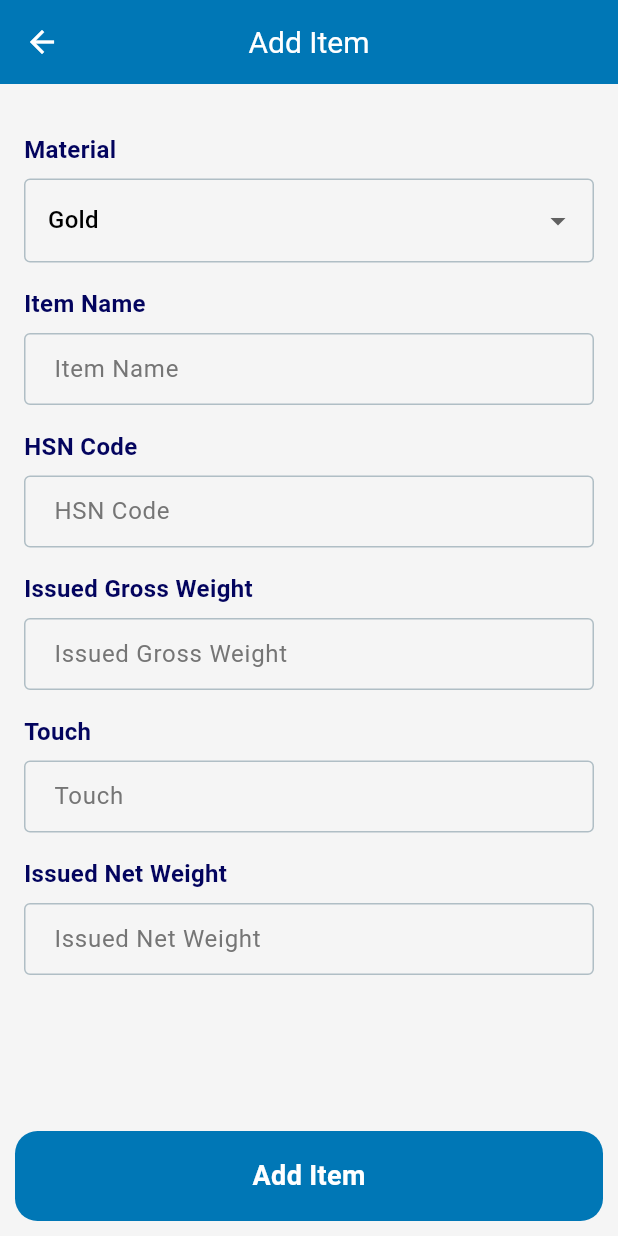
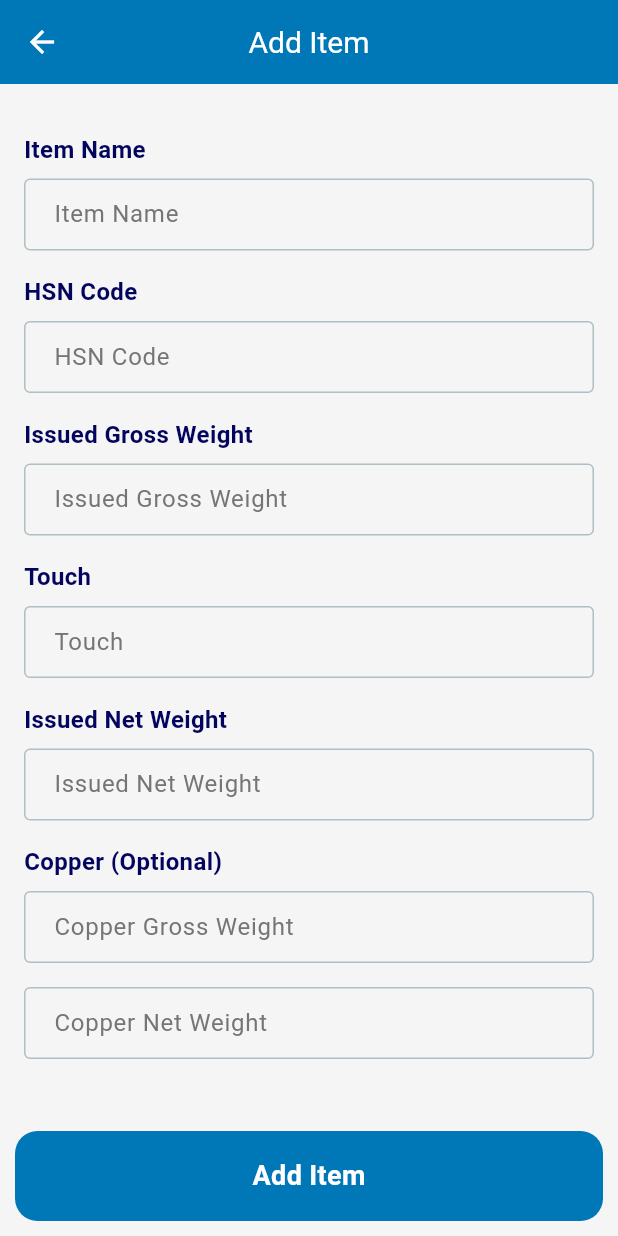
Before and after one commit to jasimrazi/Invoice-Maker, a Flutter app: the AddVoucherItemPage screen opened directly, on a phone screen of 412 x 824 dp. Run offline on Flutter 3.47's test engine with Material 3 defaults, Android fonts, the phone set to English and light mode, and no system bars; our stand-ins replace open_filex, share_plus, shared_preferences, sqflite; missing offline and left inert: double_tap_to_exit, syncfusion_flutter_pdf; accounts and stored records are empty.

Commit message:
feat: Add copper weight fields and update voucher item management

```diff
--- a/lib/database/database_helper.dart
+++ b/lib/database/database_helper.dart
@@ -22,7 +22,7 @@ class DatabaseHelper {
 
     return await openDatabase(
       path,
-      version: 3,
+      version: 4,
       onCreate: _onCreate,
       onUpgrade: _onUpgrade,
       onOpen: (db) {
@@ -92,6 +92,14 @@ CREATE TABLE products (
         "ALTER TABLE voucher_items ADD COLUMN material_type TEXT NOT NULL DEFAULT 'Gold'",
       );
     }
+    if (oldVersion < 4) {
+      await db.execute(
+        'ALTER TABLE voucher_items ADD COLUMN copper_gross_weight REAL',
+      );
+      await db.execute(
+        'ALTER TABLE voucher_items ADD COLUMN copper_net_weight REAL',
+      );
+    }
   }
 
   Future<void> _createVoucherTables(Database db) async {
@@ -115,6 +123,8 @@ CREATE TABLE IF NOT EXISTS voucher_items (
   issued_gross_weight REAL NOT NULL,
   touch REAL NOT NULL,
   issued_net_weight REAL NOT NULL,
+  copper_gross_weight REAL,
+  copper_net_weight REAL,
   FOREIGN KEY (voucher_id) REFERENCES vouchers (voucher_id) ON DELETE CASCADE
 );
     ''');
--- a/lib/database/voucher_db.dart
+++ b/lib/database/voucher_db.dart
@@ -49,12 +49,13 @@ class VoucherDB {
     final db = await _dbHelper.database;
     return await db.insert('voucher_items', {
       'voucher_id': voucherId,
-      'material_type': item.materialType,
       'item_name': item.itemName,
       'hsn_code': item.hsnCode,
       'issued_gross_weight': item.issuedGrossWeight,
       'touch': item.touch,
       'issued_net_weight': item.issuedNetWeight,
+      'copper_gross_weight': item.copperGrossWeight,
+      'copper_net_weight': item.copperNetWeight,
     });
   }
 
--- a/lib/main.dart
+++ b/lib/main.dart
@@ -31,8 +31,18 @@ class MainApp extends StatelessWidget {
   Widget build(BuildContext context) {
     return MaterialApp(
       debugShowCheckedModeBanner: false,
+      scrollBehavior: const BouncingScrollBehavior(),
       theme: AppTheme.lightTheme,
       home: HomePage(),
     );
   }
 }
+
+class BouncingScrollBehavior extends MaterialScrollBehavior {
+  const BouncingScrollBehavior();
+
+  @override
+  ScrollPhysics getScrollPhysics(BuildContext context) {
+    return const BouncingScrollPhysics();
+  }
+}
--- a/lib/model/voucher_item.dart
+++ b/lib/model/voucher_item.dart
@@ -1,63 +1,71 @@
 class VoucherItem {
   int? itemId;
   final int voucherId;
-  final String materialType;
   final String itemName;
   final String hsnCode;
   final double issuedGrossWeight;
   final double touch;
   final double issuedNetWeight;
+  final double? copperGrossWeight;
+  final double? copperNetWeight;
 
   VoucherItem({
     this.itemId,
     required this.voucherId,
-    this.materialType = 'Gold',
     required this.itemName,
     required this.hsnCode,
     required this.issuedGrossWeight,
     required this.touch,
     required this.issuedNetWeight,
+    this.copperGrossWeight,
+    this.copperNetWeight,
   });
 
   Map<String, dynamic> toMap() => {
     'item_id': itemId,
     'voucher_id': voucherId,
-    'material_type': materialType,
     'item_name': itemName,
     'hsn_code': hsnCode,
     'issued_gross_weight': issuedGrossWeight,
     'touch': touch,
     'issued_net_weight': issuedNetWeight,
+    'copper_gross_weight': copperGrossWeight,
+    'copper_net_weight': copperNetWeight,
   };
 
   factory VoucherItem.fromMap(Map<String, dynamic> map) => VoucherItem(
     itemId: map['item_id'] as int?,
     voucherId: map['voucher_id'] as int,
-    materialType: map['material_type'] ?? 'Gold',
     itemName: map['item_name'] ?? '',
     hsnCode: map['hsn_code'] ?? '',
     issuedGrossWeight: (map['issued_gross_weight'] as num).toDouble(),
     touch: (map['touch'] as num).toDouble(),
     issuedNetWeight: (map['issued_net_weight'] as num).toDouble(),
+    copperGrossWeight: (map['copper_gross_weight'] as num?)?.toDouble(),
+    copperNetWeight: (map['copper_net_weight'] as num?)?.toDouble(),
   );
 
   VoucherItem copyWith({
     int? itemId,
     int? voucherId,
-    String? materialType,
     String? itemName,
     String? hsnCode,
     double? issuedGrossWeight,
     double? touch,
     double? issuedNetWeight,
+    double? copperGrossWeight,
+    double? copperNetWeight,
   }) => VoucherItem(
     itemId: itemId ?? this.itemId,
     voucherId: voucherId ?? this.voucherId,
-    materialType: materialType ?? this.materialType,
     itemName: itemName ?? this.itemName,
     hsnCode: hsnCode ?? this.hsnCode,
     issuedGrossWeight: issuedGrossWeight ?? this.issuedGrossWeight,
     touch: touch ?? this.touch,
     issuedNetWeight: issuedNetWeight ?? this.issuedNetWeight,
+    copperGrossWeight: copperGrossWeight ?? this.copperGrossWeight,
+    copperNetWeight: copperNetWeight ?? this.copperNetWeight,
   );
+
+  double get totalIssuedNetWeight => issuedNetWeight + (copperNetWeight ?? 0.0);
 }
--- a/lib/screen/voucher/add_voucher_item_page.dart
+++ b/lib/screen/voucher/add_voucher_item_page.dart
@@ -22,7 +22,10 @@ class _AddVoucherItemPageState extends State<AddVoucherItemPage> {
   final TextEditingController touchController = TextEditingController();
   final TextEditingController issuedNetWeightController =
       TextEditingController();
-  String materialType = 'Gold';
+  final TextEditingController copperGrossWeightController =
+      TextEditingController();
+  final TextEditingController copperNetWeightController =
+      TextEditingController();
 
   final _formKey = GlobalKey<FormState>();
 
@@ -33,12 +36,13 @@ class _AddVoucherItemPageState extends State<AddVoucherItemPage> {
     super.initState();
     if (_isEditMode) {
       final i = widget.item!;
-      materialType = i.materialType;
       itemNameController.text = i.itemName;
       hsnCodeController.text = i.hsnCode;
       issuedGrossWeightController.text = i.issuedGrossWeight.toString();
       touchController.text = i.touch.toString();
       issuedNetWeightController.text = i.issuedNetWeight.toString();
+      copperGrossWeightController.text = i.copperGrossWeight?.toString() ?? '';
+      copperNetWeightController.text = i.copperNetWeight?.toString() ?? '';
     }
   }
 
@@ -49,6 +53,8 @@ class _AddVoucherItemPageState extends State<AddVoucherItemPage> {
     issuedGrossWeightController.dispose();
     touchController.dispose();
     issuedNetWeightController.dispose();
+    copperGrossWeightController.dispose();
+    copperNetWeightController.dispose();
     super.dispose();
   }
 
@@ -68,30 +74,6 @@ class _AddVoucherItemPageState extends State<AddVoucherItemPage> {
               child: Column(
                 crossAxisAlignment: CrossAxisAlignment.start,
                 children: [
-                  const SizedBox(height: 16),
-
-                  const Text(
-                    'Material',
-                    style: TextStyle(fontSize: 16, fontWeight: FontWeight.bold),
-                  ),
-                  const SizedBox(height: 8),
-                  DropdownButtonFormField<String>(
-                    initialValue: materialType,
-                    decoration: InputDecoration(
-                      border: OutlineInputBorder(
-                        borderRadius: BorderRadius.circular(8.0),
-                      ),
-                    ),
-                    items: const [
-                      DropdownMenuItem(value: 'Gold', child: Text('Gold')),
-                      DropdownMenuItem(value: 'Copper', child: Text('Copper')),
-                    ],
-                    onChanged: (value) {
-                      if (value != null) {
-                        setState(() => materialType = value);
-                      }
-                    },
-                  ),
                   const SizedBox(height: 16),
 
                   const Text(
@@ -162,6 +144,28 @@ class _AddVoucherItemPageState extends State<AddVoucherItemPage> {
                     ),
                   ),
                   const SizedBox(height: 16),
+
+                  const Text(
+                    'Copper (Optional)',
+                    style: TextStyle(fontSize: 16, fontWeight: FontWeight.bold),
+                  ),
+                  const SizedBox(height: 8),
+                  CustomTextField(
+                    hintText: 'Copper Gross Weight',
+                    controller: copperGrossWeightController,
+                    keyboardType: const TextInputType.numberWithOptions(
+                      decimal: true,
+                    ),
+                  ),
+                  const SizedBox(height: 16),
+                  CustomTextField(
+                    hintText: 'Copper Net Weight',
+                    controller: copperNetWeightController,
+                    keyboardType: const TextInputType.numberWithOptions(
+                      decimal: true,
+                    ),
+                  ),
+                  const SizedBox(height: 16),
                 ],
               ),
             ),
@@ -181,16 +185,25 @@ class _AddVoucherItemPageState extends State<AddVoucherItemPage> {
               final issuedNetWeight = double.parse(
                 issuedNetWeightController.text,
               );
+              final copperGrossWeight =
+                  copperGrossWeightController.text.trim().isEmpty
+                      ? null
+                      : double.parse(copperGrossWeightController.text);
+              final copperNetWeight =
+                  copperNetWeightController.text.trim().isEmpty
+                      ? null
+                      : double.parse(copperNetWeightController.text);
 
               if (_isEditMode) {
                 vp.replaceItem(
                   widget.item!,
-                  materialType: materialType,
                   itemName: itemName,
                   hsnCode: hsnCode,
                   issuedGrossWeight: issuedGrossWeight,
                   touch: touch,
                   issuedNetWeight: issuedNetWeight,
+                  copperGrossWeight: copperGrossWeight,
+                  copperNetWeight: copperNetWeight,
                 );
                 ScaffoldMessenger.of(context).showSnackBar(
                   const SnackBar(content: Text('Item updated successfully!')),
@@ -198,12 +211,13 @@ class _AddVoucherItemPageState extends State<AddVoucherItemPage> {
                 Navigator.pop(context);
               } else {
                 vp.addItem(
-                  materialType: materialType,
                   itemName: itemName,
                   hsnCode: hsnCode,
                   issuedGrossWeight: issuedGrossWeight,
                   touch: touch,
                   issuedNetWeight: issuedNetWeight,
+                  copperGrossWeight: copperGrossWeight,
+                  copperNetWeight: copperNetWeight,
                 );
                 ScaffoldMessenger.of(context).showSnackBar(
                   const SnackBar(content: Text('Item added successfully!')),
@@ -211,6 +225,8 @@ class _AddVoucherItemPageState extends State<AddVoucherItemPage> {
                 issuedGrossWeightController.clear();
                 touchController.clear();
                 issuedNetWeightController.clear();
+                copperGrossWeightController.clear();
+                copperNetWeightController.clear();
               }
             }
           },
--- a/lib/screen/voucher/voucher_page.dart
+++ b/lib/screen/voucher/voucher_page.dart
@@ -256,7 +256,7 @@ class _VoucherPageState extends State<VoucherPage> {
                   items: items,
                   totalIssuedNetWeight: items.fold<double>(
                     0.0,
-                    (s, i) => s + i.issuedNetWeight,
+                    (s, i) => s + i.totalIssuedNetWeight,
                   ),
                 );
                 await vp.generateVoucherPDF(voucher: updated, context: context);
```
Also changed, not shown: lib/provider/voucher_generator.dart (+64 -26 lines), lib/provider/voucher_provider.dart (+20 -8 lines), lib/screen/home_page.dart (+6 -2 lines), lib/screen/voucher/voucher_item_tile.dart (+24 -2 lines).
